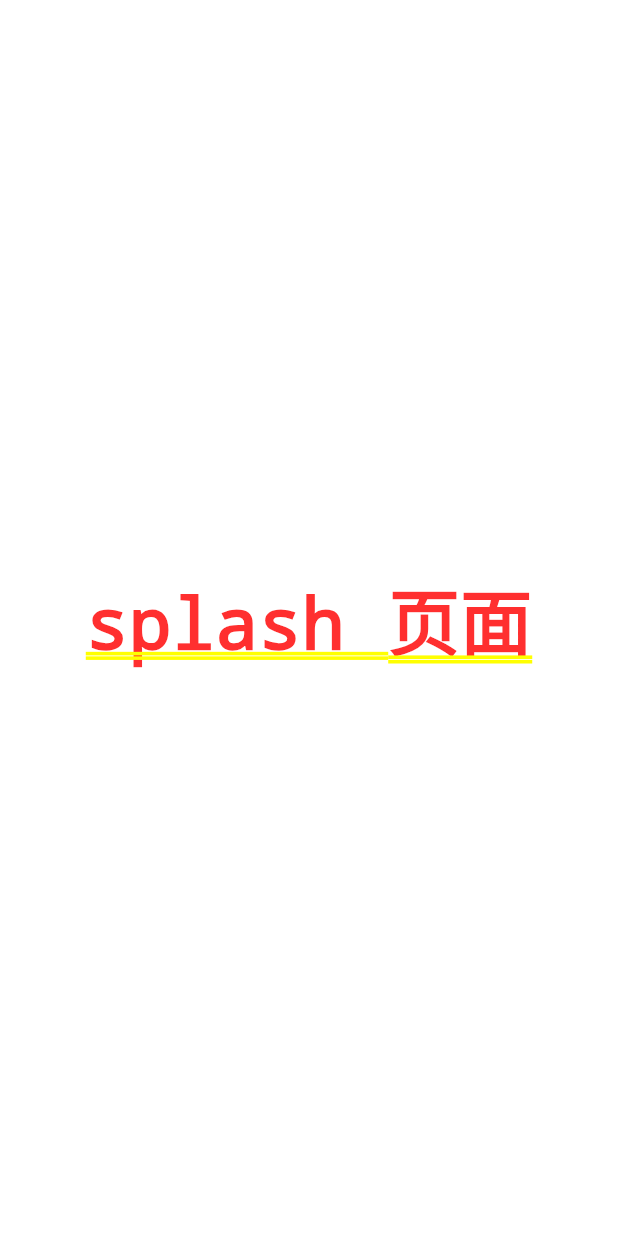
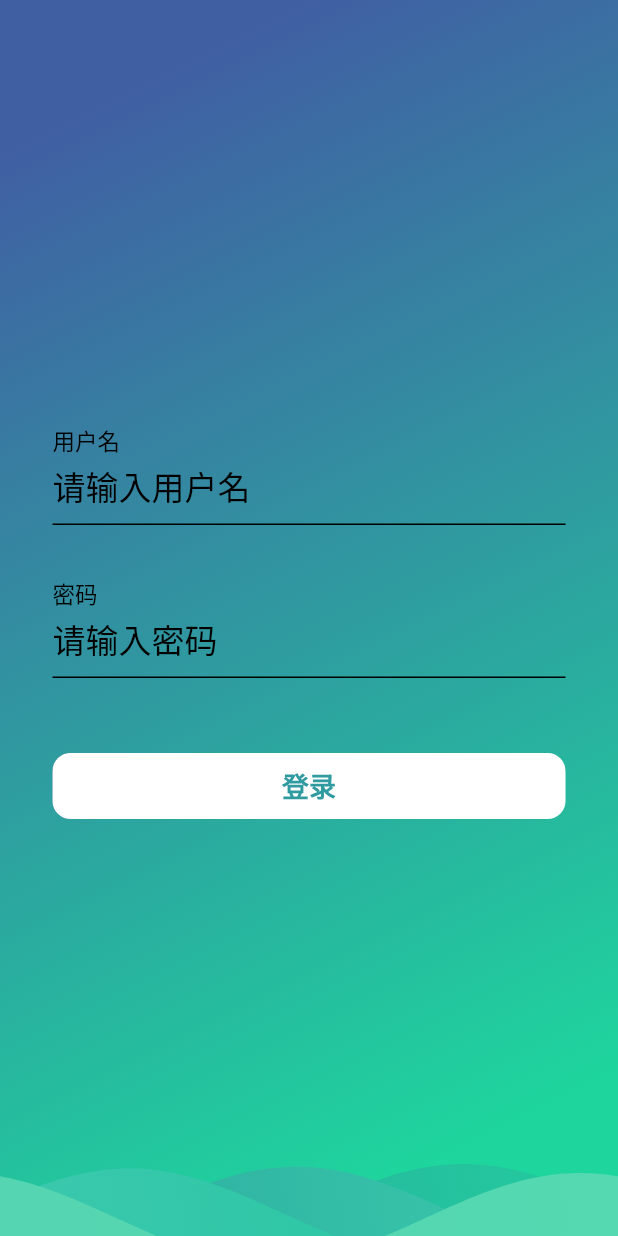
Before and after one commit to yongjijiliu/flutter_qwe, a Flutter app: the screen it shows after launch, on a phone screen of 412 x 824 dp. Run offline on Flutter 3.47's test engine with Material 2 defaults, Android fonts, the phone set to English and light mode, and no system bars; drawn by our look-alikes of wave; our stand-ins replace flutter_easyloading, fluttertoast, get, shared_preferences.

Commit message:
login 模块功能编写

```diff
--- /dev/null
+++ b/lib/commom/constants/storage_constants.dart
@@ -0,0 +1,4 @@
+class StorageConstants {
+  static final String token = 'token';
+  static final String userInfo = 'userInfo';
+}
--- /dev/null
+++ b/lib/commom/utils/regex.dart
@@ -0,0 +1,6 @@
+class Regex {
+  static bool isEmail(String email) {
+    RegExp regExp = new RegExp(r'\w+([-+.]\w+)*@\w+([-.]\w+)*\.\w+([-.]\w+)*');
+    return regExp.hasMatch(email);
+  }
+}
--- a/lib/lang/en_US.dart
+++ b/lib/lang/en_US.dart
@@ -1,3 +1,14 @@
 const Map<String, String> en_US = {
   'name': 'name',
+  'nameTip': 'Enter User Name',
+  'nameErrorTip': 'Name format error.',
+  'nameEmptyTip': 'Name is required.',
+  'load': 'load...',
+  'home': 'home',
+  'login': 'login',
+  'password': 'password',
+  'passwordTip': 'Enter password',
+  'passwordErrorTip': "password is error",
+  'passwordEmptyTip': "Password is required.",
+  'passwordLengthErrorTip': 'password length is error :',
 };
--- a/lib/lang/translation_service.dart
+++ b/lib/lang/translation_service.dart
@@ -6,13 +6,11 @@ import 'en_US.dart';
 import 'zh_CN.dart';
 
 class TranslationService extends Translations {
-
   static Locale? get locale => Get.deviceLocale;
-  static final fallbackLocale = Locale('zn', 'CN');
+  static final fallbackLocale = Locale('zh', 'CN');
   @override
   Map<String, Map<String, String>> get keys => {
+        'zh_CN': zh_CN,
         'en_US': en_US,
-        'zh-CN': zh_CN,
       };
-
 }
--- a/lib/lang/zh_CN.dart
+++ b/lib/lang/zh_CN.dart
@@ -1,3 +1,14 @@
 const Map<String, String> zh_CN = {
   'name': '用户名',
+  'nameTip': '请输入用户名',
+  'nameErrorTip': '用户名格式错误.',
+  'nameEmptyTip': '用户名不能为空',
+  'load': '正在加载',
+  'home': '主页',
+  'login': '登录',
+  'password': '密码',
+  'passwordTip': '请输入密码',
+  'passwordErrorTip': "密码错误",
+  'passwordEmptyTip': "密码不能为空",
+  'passwordLengthErrorTip': '密码长度不符合要求:',
 };
--- a/lib/modules/auth/auth_controller.dart
+++ b/lib/modules/auth/auth_controller.dart
@@ -1,10 +1,29 @@
+import 'package:flutter/cupertino.dart';
 import 'package:flutter_qwe/api/api.dart';
+import 'package:flutter_qwe/commom/utils/app_focus.dart';
 import 'package:get/get.dart';
 
 class AuthController extends GetxController {
-
   final ApiRepository apiRepository;
   AuthController({required this.apiRepository});
 
+  final GlobalKey<FormState> loginFormKey = GlobalKey<FormState>();
+  final loginEmailController = TextEditingController();
+  final loginPasswordController = TextEditingController();
 
+  @override
+  void onInit() {
+    super.onInit();
+  }
+
+  @override
+  void onReady() async {
+    super.onReady();
+  }
+
+  void login(BuildContext context) async {
+    AppFocus.unfocus(context);
+    // 请求服务端  获取 数据
+    if (loginFormKey.currentState!.validate()) {}
+  }
 }
--- /dev/null
+++ b/lib/modules/auth/auth_srceen.dart
@@ -0,0 +1,83 @@
+import 'package:flutter/cupertino.dart';
+import 'package:flutter/material.dart';
+import 'package:flutter_qwe/commom/utils/common_widget.dart';
+import 'package:flutter_qwe/commom/utils/regex.dart';
+import 'package:flutter_qwe/modules/auth/auth_controller.dart';
+import 'package:flutter_qwe/widgets/border_button.dart';
+import 'package:flutter_qwe/widgets/gradient_background.dart';
+import 'package:flutter_qwe/widgets/input_field.dart';
+import 'package:get/get.dart';
+
+class AuthScreen extends GetView<AuthController> {
+  @override
+  Widget build(BuildContext context) {
+    return Stack(
+      children: [
+        GradientBackground(),
+        Scaffold(
+          backgroundColor: Colors.transparent,
+          body: Container(
+            alignment: Alignment.center,
+            padding: EdgeInsets.symmetric(horizontal: 35.0),
+            child: _buildForms(context),
+          ),
+        ),
+      ],
+    );
+  }
+
+  Widget _buildForms(BuildContext context) {
+    return Form(
+      key: controller.loginFormKey,
+      child: SingleChildScrollView(
+        child: Column(
+          crossAxisAlignment: CrossAxisAlignment.stretch,
+          children: [
+            InputField(
+              controller: controller.loginEmailController,
+              keyboardType: TextInputType.text,
+              labelText: 'name'.tr,
+              placeholder: 'nameTip'.tr,
+              validator: (value) {
+                if (!Regex.isEmail(value!)) {
+                  return 'nameErrorTip'.tr;
+                }
+                if (value.isEmpty) {
+                  return 'nameEmptyTip'.tr;
+                }
+                return null;
+              },
+            ),
+            CommonWidget.rowHeight(),
+            InputField(
+              controller: controller.loginPasswordController,
+              keyboardType: TextInputType.emailAddress,
+              labelText: 'password'.tr,
+              placeholder: 'passwordTip'.tr,
+              password: true,
+              validator: (value) {
+                if (value!.isEmpty) {
+                  return 'passwordEmptyTip'.tr;
+                }
+
+                if (value.length < 6 || value.length > 15) {
+                  return 'passwordLengthErrorTip'.tr + '6 ~ 15';
+                }
+
+                return null;
+              },
+            ),
+            CommonWidget.rowHeight(height: 50),
+            BorderButton(
+              text: 'login'.tr,
+              backgroundColor: Colors.white,
+              onPressed: () {
+                controller.login(context);
+              },
+            ),
+          ],
+        ),
+      ),
+    );
+  }
+}
--- a/lib/routes/app_pages.dart
+++ b/lib/routes/app_pages.dart
@@ -1,3 +1,5 @@
+import 'package:flutter_qwe/modules/auth/auth_binding.dart';
+import 'package:flutter_qwe/modules/auth/auth_srceen.dart';
 import 'package:flutter_qwe/modules/splash/splash_binding.dart';
 import 'package:flutter_qwe/modules/splash/splash_screen.dart';
 import 'package:get/get.dart';
@@ -5,15 +7,18 @@ import 'package:get/get.dart';
 part 'app_routes.dart';
 
 class AppPages {
-  static const INITIAL=Routes.Splash;
+  static const INITIAL = Routes.Splash;
 
-  static final routes =[
+  static final routes = [
     GetPage(
       name: Routes.Splash,
       page: () => SplashScreen(),
       binding: SplashBinding(),
     ),
-
+    GetPage(
+      name: Routes.Auth,
+      page: () => AuthScreen(),
+      binding: AuthBinding(),
+    ),
   ];
-
 }
--- a/lib/routes/app_routes.dart
+++ b/lib/routes/app_routes.dart
@@ -1,9 +1,8 @@
 part of 'app_pages.dart';
 
 abstract class Routes {
-  static const Splash ="/";
-  static const Home="/home";
-  static const Login="/login";
-
-
+  static const Splash = "/";
+  static const Home = "/home";
+  static const Login = "/login";
+  static const Auth = "/auth";
 }
--- /dev/null
+++ b/lib/widgets/border_button.dart
@@ -0,0 +1,114 @@
+import 'package:flutter/material.dart';
+import 'package:flutter_qwe/commom/common.dart';
+
+class BorderButton extends StatelessWidget {
+  final _GradientPainter _painter;
+  final String _text;
+  final Widget? _child;
+  final VoidCallback? _callback;
+  final double _radius;
+  final Color backgroundColor;
+
+  BorderButton({
+    double strokeWidth = 1,
+    double radius = 12,
+    Gradient? gradient,
+    String text = "",
+    Widget? child,
+    VoidCallback? onPressed,
+    this.backgroundColor = Colors.transparent,
+  })  : this._painter = _GradientPainter(
+          strokeWidth: strokeWidth,
+          radius: radius,
+          gradient: gradient ??
+              LinearGradient(
+                colors: [
+                  hexToColor('#405FA3'),
+                  hexToColor('#1ED69D'),
+                ],
+              ),
+        ),
+        this._child = child,
+        this._callback = onPressed,
+        this._radius = radius,
+        this._text = text;
+
+  @override
+  Widget build(BuildContext context) {
+    return CustomPaint(
+      painter: _painter,
+      child: GestureDetector(
+        behavior: HitTestBehavior.translucent,
+        onTap: _callback,
+        child: InkWell(
+          borderRadius: BorderRadius.circular(_radius),
+          onTap: _callback,
+          child: Container(
+            decoration: BoxDecoration(
+                color: this.backgroundColor,
+                borderRadius: BorderRadius.circular(this._radius)),
+            constraints: BoxConstraints(minWidth: 88, minHeight: 44),
+            child: Row(
+              mainAxisSize: MainAxisSize.min,
+              mainAxisAlignment: MainAxisAlignment.center,
+              children: [
+                if (_text != "")
+                  Text(
+                    _text,
+                    style: TextStyle(
+                      fontSize: 18,
+                      fontWeight: FontWeight.bold,
+                      color: hexToColor('#2F9AA0'),
+                    ),
+                  )
+                else
+                  _child!,
+              ],
+            ),
+          ),
+        ),
+      ),
+    );
+  }
+}
+
+class _GradientPainter extends CustomPainter {
+  final Paint _paint = Paint();
+  final double radius;
+  final double strokeWidth;
+  final Gradient gradient;
+
+  _GradientPainter({
+    required double strokeWidth,
+    required double radius,
+    required Gradient gradient,
+  })  : this.strokeWidth = strokeWidth,
+        this.radius = radius,
+        this.gradient = gradient;
+
+  @override
+  void paint(Canvas canvas, Size size) {
+    // create outer rectangle equals size
+    Rect outerRect = Offset.zero & size;
+    var outerRRect =
+        RRect.fromRectAndRadius(outerRect, Radius.circular(radius));
+
+    // create inner rectangle smaller by strokeWidth
+    Rect innerRect = Rect.fromLTWH(strokeWidth, strokeWidth,
+        size.width - strokeWidth * 2, size.height - strokeWidth * 2);
+    var innerRRect = RRect.fromRectAndRadius(
+        innerRect, Radius.circular(radius - strokeWidth));
+
+    // apply gradient shader
+    _paint.shader = gradient.createShader(outerRect);
+
+    // create difference between outer and inner paths and draw it
+    Path path1 = Path()..addRRect(outerRRect);
+    Path path2 = Path()..addRRect(innerRRect);
+    var path = Path.combine(PathOperation.difference, path1, path2);
+    canvas.drawPath(path, _paint);
+  }
+
+  @override
+  bool shouldRepaint(CustomPainter oldDelegate) => oldDelegate != this;
+}
--- /dev/null
+++ b/lib/widgets/gradient_background.dart
@@ -0,0 +1,84 @@
+import 'package:flutter/material.dart';
+import 'package:flutter_qwe/commom/common.dart';
+import 'package:wave/config.dart';
+import 'package:wave/wave.dart';
+
+class GradientBackground extends StatelessWidget {
+  /// 是否需要水波浪
+  final bool needWave;
+  final Widget? child;
+  final bool needTopSafeArea;
+  final bool needTopRadius;
+
+  GradientBackground({
+    Key? key,
+    this.needWave = true,
+    this.needTopSafeArea = true,
+    this.needTopRadius = false,
+    this.child,
+  }) : super(key: key);
+
+  @override
+  Widget build(BuildContext context) {
+    return needTopSafeArea
+        ? Container(
+            color: Theme.of(context).colorScheme.primaryVariant,
+            child: SafeArea(
+              child: _buildBackground(context),
+            ),
+          )
+        : _buildBackground(context);
+  }
+
+  Widget _buildBackground(BuildContext context) {
+    return Stack(
+      children: [
+        Container(
+          decoration: BoxDecoration(
+            borderRadius: needTopRadius
+                ? BorderRadius.only(
+                    topLeft: Radius.circular(25.0),
+                    topRight: Radius.circular(25.0),
+                  )
+                : null,
+            gradient: LinearGradient(
+              begin: Alignment.topLeft,
+              end: Alignment.bottomRight,
+              stops: [0.1, 0.9],
+              colors: [
+                hexToColor('#405FA3'),
+                hexToColor('#1ED69D'),
+              ],
+            ),
+          ),
+          child: child,
+        ),
+        if (needWave)
+          Positioned(
+            bottom: 0,
+            left: 0,
+            child: WaveWidget(
+              config: CustomConfig(
+                gradients: [
+                  [hexToColor('#2BA99F'), hexToColor('#22CC9E')],
+                  [hexToColor('#2BA99F'), hexToColor('#3BCDAD')],
+                  [hexToColor('#3CC8AE'), hexToColor('#22C69E')],
+                  [hexToColor('#55D5B1'), hexToColor('#54D9B1')]
+                ],
+                durations: [35000, 19440, 10800, 6000],
+                heightPercentages: [0.20, 0.23, 0.25, 0.30],
+                blur: MaskFilter.blur(BlurStyle.solid, 1),
+                gradientBegin: Alignment.bottomLeft,
+                gradientEnd: Alignment.topRight,
+              ),
+              waveAmplitude: 20,
+              size: Size(
+                MediaQuery.of(context).size.width,
+                60.0,
+              ),
+            ),
+          ),
+      ],
+    );
+  }
+}
--- /dev/null
+++ b/lib/widgets/input_field.dart
@@ -0,0 +1,69 @@
+import 'package:flutter/material.dart';
+
+class InputField extends StatelessWidget {
+  final TextEditingController controller;
+  final TextInputType keyboardType;
+  final String labelText;
+  final String placeholder;
+  final Color color;
+  final double fontSize;
+  final bool password;
+  final String? Function(String?)? validator;
+
+  InputField({
+    required this.controller,
+    this.keyboardType = TextInputType.text,
+    this.labelText = '',
+    this.placeholder = '',
+    this.color = Colors.black,
+    this.fontSize = 22.0,
+    this.password = false,
+    this.validator,
+  });
+
+  @override
+  Widget build(BuildContext context) {
+    return TextFormField(
+      decoration: InputDecoration(
+        fillColor: Colors.transparent,
+        contentPadding: EdgeInsets.symmetric(vertical: 10.0),
+        focusedBorder: UnderlineInputBorder(
+          borderSide: BorderSide(
+            color: this.color,
+          ),
+        ),
+        enabledBorder: UnderlineInputBorder(
+          borderSide: BorderSide(
+            color: this.color,
+          ),
+        ),
+        floatingLabelBehavior: FloatingLabelBehavior.always,
+        labelText: this.labelText,
+        labelStyle: TextStyle(
+          fontSize: fontSize - 2,
+          color: color,
+          height: 0.2,
+          fontWeight: FontWeight.normal,
+        ),
+        hintText: this.placeholder,
+        hintStyle: TextStyle(
+          fontSize: fontSize,
+          color: color,
+          fontWeight: FontWeight.normal,
+        ),
+        filled: true,
+        isDense: true,
+      ),
+      controller: this.controller,
+      style: TextStyle(
+        color: color,
+        fontSize: fontSize,
+        fontWeight: FontWeight.normal,
+      ),
+      keyboardType: this.keyboardType,
+      obscureText: this.password,
+      autocorrect: false,
+      validator: this.validator,
+    );
+  }
+}
```
Also changed, not shown: lib/commom/utils/app_focus.dart (added, +11 -0 lines), lib/commom/utils/common_widget.dart (added, +49 -0 lines), lib/commom/utils/size_config.dart (added, +53 -0 lines), lib/modules/splash/splash_controller.dart (+21 -2 lines), lib/modules/splash/splash_screen.dart (+22 -4 lines).
